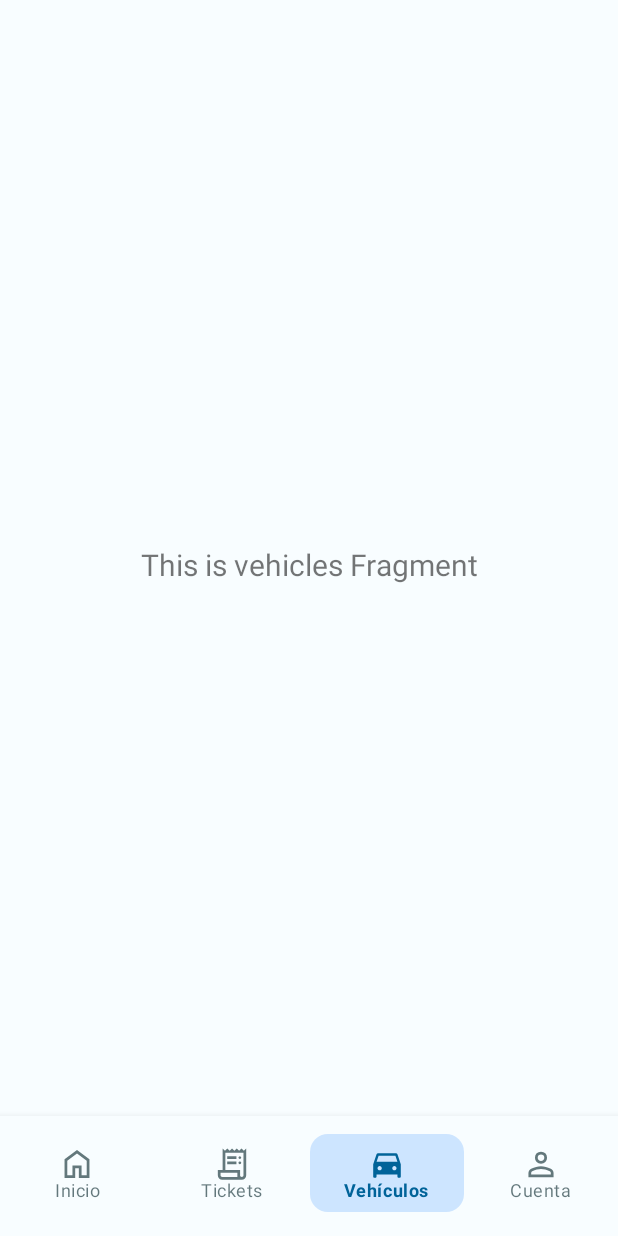
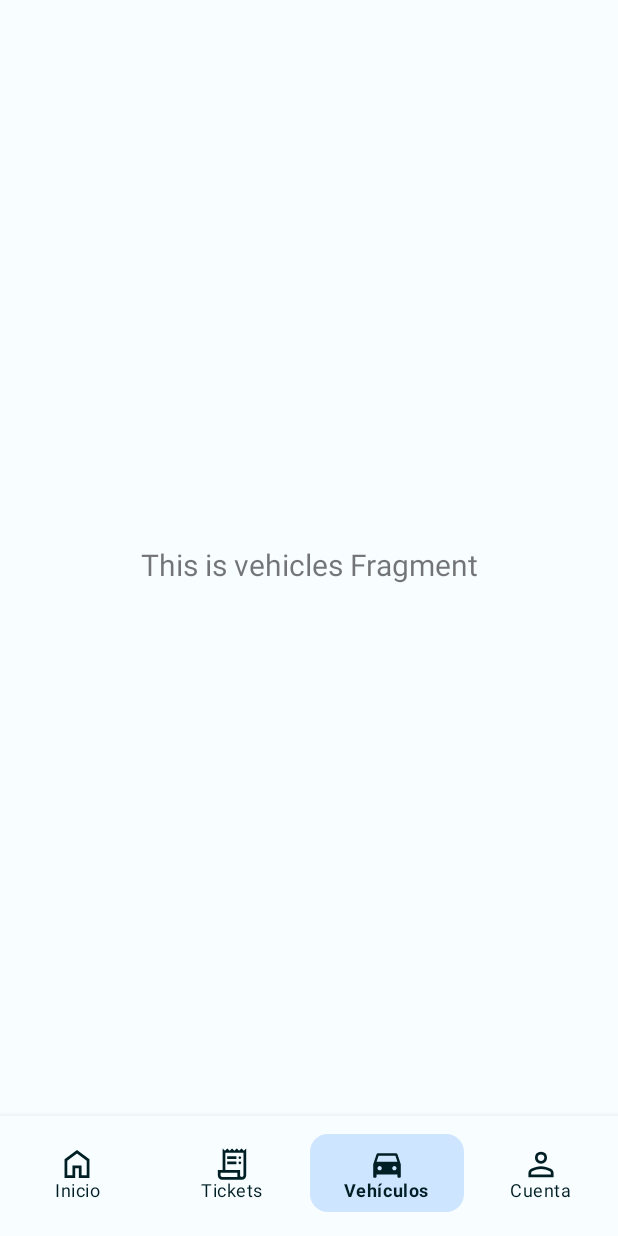
Before and after one commit to xicotet/ZonaBlava, an Android app: the screen it shows after launch (MainActivity), item 3 of the bottom bar chosen, on a phone screen of 412 x 824 dp. Run offline under Robolectric (Android 15) with nearby library versions, the phone set to English and light mode, and no system bars; our stand-ins replace navigation-ui.

Commit message:
Update navigation bar items text color

```diff
--- a/app/src/main/res/layout/activity_main.xml
+++ b/app/src/main/res/layout/activity_main.xml
@@ -28,6 +28,8 @@
         app:menu="@menu/bottom_nav_menu"
         app:itemBackground="@drawable/nav_item_active_indicator_selector"
         app:labelVisibilityMode="labeled"
+        app:itemTextColor="@color/md_theme_light_onBackground"
+        app:itemIconTint="@color/md_theme_light_onBackground"
         app:layout_constraintBottom_toBottomOf="parent"
         app:layout_constraintLeft_toLeftOf="parent"
         app:layout_constraintRight_toRightOf="parent"/>
```
